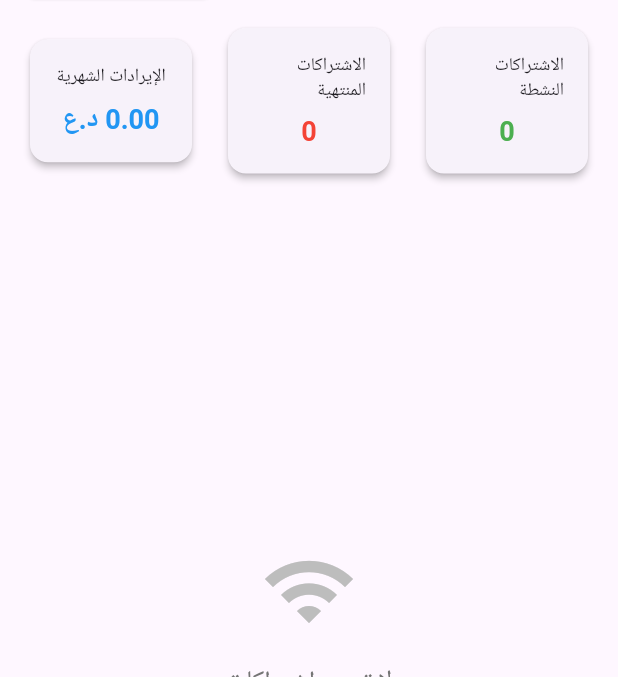
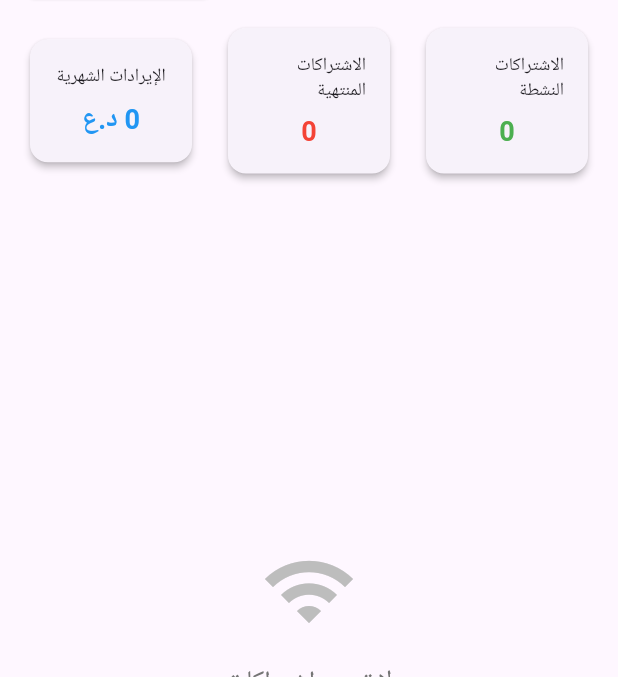
Before and after one commit to aalitariq44/store_management_ali, a Flutter app: the InternetScreen screen opened directly, on a phone screen of 412 x 824 dp, the part 98-775 px from its top. Run offline on Flutter 3.47's test engine with Material 3 defaults, Android fonts, the phone set to English and light mode, and no system bars; our stand-ins replace sqflite_common_ffi; accounts and stored records are empty; Roboto replaces fonts that are missing (Arial).

Commit message:
ازالة الاصفار في صفحة اشتراك الانترنيت

```diff
--- a/lib/screens/internet_screen.dart
+++ b/lib/screens/internet_screen.dart
@@ -5,6 +5,7 @@ import '../providers/person_provider.dart';
 import '../models/internet_model.dart';
 import '../widgets/internet_form.dart';
 import '../utils/date_formatter.dart';
+import '../utils/number_formatter.dart';
 
 class InternetScreen extends StatefulWidget {
   const InternetScreen({super.key});
@@ -225,7 +226,7 @@ class _InternetScreenState extends State<InternetScreen> {
                         ),
                         const SizedBox(height: 8),
                         Text(
-                          '${internetProvider.getTotalActiveSubscriptionsRevenue().toStringAsFixed(2)} د.ع',
+                          '${NumberFormatter.format(internetProvider.getTotalActiveSubscriptionsRevenue())} د.ع',
                           style: Theme.of(context).textTheme.headlineSmall?.copyWith(
                             color: Colors.blue,
                           ),
@@ -344,11 +345,11 @@ class _InternetScreenState extends State<InternetScreen> {
                     ),
                     DataCell(Text(subscription.packageName)),
                     DataCell(
-                        Text('${subscription.price.toStringAsFixed(2)} د.ع')),
+                        Text('${NumberFormatter.format(subscription.price)} د.ع')),
                     DataCell(Text(
-                        '${subscription.paidAmount.toStringAsFixed(2)} د.ع')),
+                        '${NumberFormatter.format(subscription.paidAmount)} د.ع')),
                     DataCell(Text(
-                        '${subscription.remainingAmount.toStringAsFixed(2)} د.ع')),
+                        '${NumberFormatter.format(subscription.remainingAmount)} د.ع')),
                     DataCell(Text(
                         DateFormatter.formatDisplayDate(subscription.startDate))),
                     DataCell(Text(
--- /dev/null
+++ b/lib/utils/number_formatter.dart
@@ -0,0 +1,8 @@
+import 'package:intl/intl.dart';
+
+class NumberFormatter {
+  static String format(double number) {
+    final format = NumberFormat("#,##0.##", "en_US");
+    return format.format(number);
+  }
+}
```
